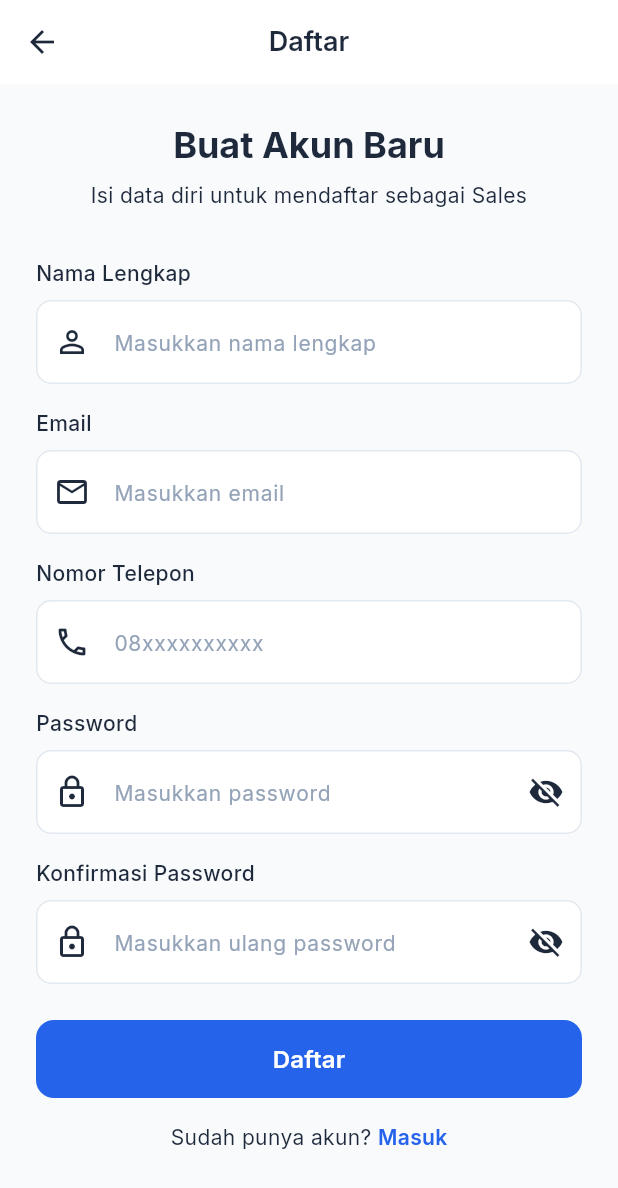
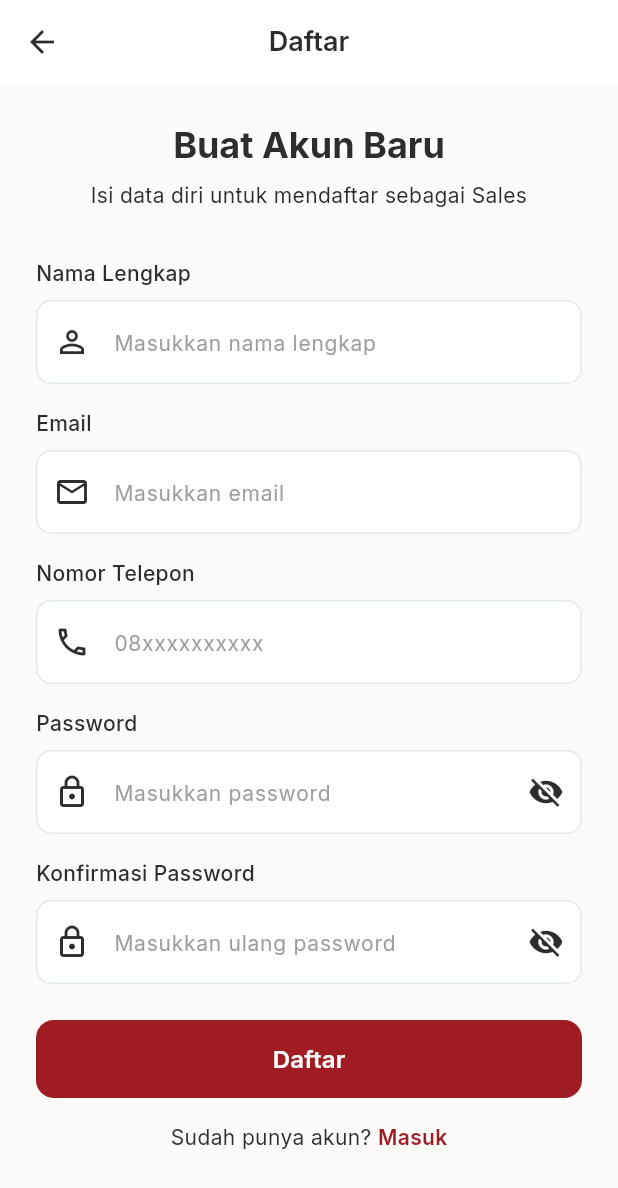
Before and after one commit to prassaaa/rokok_gs, a Flutter app: the screen it shows after launch, after a tap on "Masuk", after a tap on "Daftar", on a phone screen of 412 x 824 dp. Shown: the top 1188 px of the screen. Run offline on Flutter 3.47's test engine with Material 3 defaults, Android fonts, the phone set to English and light mode, and no system bars; our stand-ins replace connectivity_plus, dartz, dio, equatable, flutter_bloc, flutter_secure_storage and 6 more; network calls fail.

Commit message:
feat: change the color app to match the logo and also add a logo

```diff
--- a/lib/core/theme/app_colors.dart
+++ b/lib/core/theme/app_colors.dart
@@ -1,71 +1,74 @@
 import 'package:flutter/material.dart';
 
-/// Application color constants
+/// Application color constants - Gunung Sari Brand Identity
 class AppColors {
   AppColors._();
 
-  // ==================== Primary Colors ====================
-  static const Color primary = Color(0xFF2563EB); // Blue 600
-  static const Color primaryLight = Color(0xFF3B82F6); // Blue 500
-  static const Color primaryDark = Color(0xFF1D4ED8); // Blue 700
-  static const Color primarySurface = Color(0xFFDBEAFE); // Blue 100
+  // ==================== Primary Colors (Maroon/Deep Red) ====================
+  // Diambil dari warna latar belakang lingkaran logo
+  static const Color primary = Color(0xFF9E1C22);
+  static const Color primaryLight = Color(0xFFC64448);
+  static const Color primaryDark = Color(0xFF6B0000);
+  static const Color primarySurface = Color(0xFFFDECEA);
 
-  // ==================== Secondary Colors ====================
-  static const Color secondary = Color(0xFF10B981); // Emerald 500
-  static const Color secondaryLight = Color(0xFF34D399); // Emerald 400
-  static const Color secondaryDark = Color(0xFF059669); // Emerald 600
+  // ==================== Secondary Colors (Tobacco Gold / Leaf) ====================
+  // Diambil dari warna daun tembakau dan aksen "ALAMI"
+  static const Color secondary = Color(0xFFB68D40);
+  static const Color secondaryLight = Color(0xFFD4A76A);
+  static const Color secondaryDark = Color(0xFF7D5A1A);
 
-  // ==================== Accent Colors ====================
-  static const Color accent = Color(0xFFF59E0B); // Amber 500
-  static const Color accentLight = Color(0xFFFBBF24); // Amber 400
-  static const Color accentDark = Color(0xFFD97706); // Amber 600
+  // ==================== Accent Colors (Dark Contrast) ====================
+  // Diambil dari elemen kotak hitam "GS"
+  static const Color accent = Color(0xFF1A1A1A);
+  static const Color accentLight = Color(0xFF424242);
+  static const Color accentDark = Color(0xFF000000);
 
   // ==================== Neutral Colors ====================
   static const Color white = Color(0xFFFFFFFF);
   static const Color black = Color(0xFF000000);
-  static const Color background = Color(0xFFF8FAFC); // Slate 50
+  static const Color background = Color(0xFFFDFBFA);
   static const Color surface = Color(0xFFFFFFFF);
   static const Color card = Color(0xFFFFFFFF);
 
   // ==================== Text Colors ====================
-  static const Color textPrimary = Color(0xFF1E293B); // Slate 800
-  static const Color textSecondary = Color(0xFF64748B); // Slate 500
-  static const Color textTertiary = Color(0xFF94A3B8); // Slate 400
-  static const Color textDisabled = Color(0xFFCBD5E1); // Slate 300
+  static const Color textPrimary = Color(0xFF2D2D2D);
+  static const Color textSecondary = Color(0xFF6A6A6A);
+  static const Color textTertiary = Color(0xFF9E9E9E);
+  static const Color textDisabled = Color(0xFFCBD5E1);
   static const Color textOnPrimary = Color(0xFFFFFFFF);
 
   // ==================== Border Colors ====================
-  static const Color border = Color(0xFFE2E8F0); // Slate 200
-  static const Color borderLight = Color(0xFFF1F5F9); // Slate 100
-  static const Color borderDark = Color(0xFFCBD5E1); // Slate 300
-  static const Color divider = Color(0xFFE2E8F0); // Slate 200
+  static const Color border = Color(0xFFE2E8F0);
+  static const Color borderLight = Color(0xFFF1F5F9);
+  static const Color borderDark = Color(0xFFCBD5E1);
+  static const Color divider = Color(0xFFE2E8F0);
 
   // ==================== Status Colors ====================
-  static const Color success = Color(0xFF22C55E); // Green 500
-  static const Color successLight = Color(0xFFDCFCE7); // Green 100
-  static const Color successDark = Color(0xFF16A34A); // Green 600
+  static const Color success = Color(0xFF22C55E);
+  static const Color successLight = Color(0xFFDCFCE7);
+  static const Color successDark = Color(0xFF16A34A);
 
-  static const Color warning = Color(0xFFF59E0B); // Amber 500
-  static const Color warningLight = Color(0xFFFEF3C7); // Amber 100
-  static const Color warningDark = Color(0xFFD97706); // Amber 600
+  static const Color warning = Color(0xFFF59E0B);
+  static const Color warningLight = Color(0xFFFEF3C7);
+  static const Color warningDark = Color(0xFFD97706);
 
-  static const Color error = Color(0xFFEF4444); // Red 500
-  static const Color errorLight = Color(0xFFFEE2E2); // Red 100
-  static const Color errorDark = Color(0xFFDC2626); // Red 600
+  static const Color error = Color(0xFFEF4444);
+  static const Color errorLight = Color(0xFFFEE2E2);
+  static const Color errorDark = Color(0xFFDC2626);
 
-  static const Color info = Color(0xFF3B82F6); // Blue 500
-  static const Color infoLight = Color(0xFFDBEAFE); // Blue 100
-  static const Color infoDark = Color(0xFF2563EB); // Blue 600
+  static const Color info = Color(0xFF3B82F6);
+  static const Color infoLight = Color(0xFFDBEAFE);
+  static const Color infoDark = Color(0xFF2563EB);
 
   // ==================== Commission Status Colors ====================
-  static const Color pending = Color(0xFFF59E0B); // Amber
-  static const Color approved = Color(0xFF3B82F6); // Blue
-  static const Color paid = Color(0xFF22C55E); // Green
+  static const Color pending = Color(0xFFF59E0B);
+  static const Color approved = Color(0xFF3B82F6);
+  static const Color paid = Color(0xFF22C55E);
 
   // ==================== Stock Colors ====================
-  static const Color stockLow = Color(0xFFEF4444); // Red
-  static const Color stockNormal = Color(0xFF22C55E); // Green
-  static const Color stockWarning = Color(0xFFF59E0B); // Amber
+  static const Color stockLow = Color(0xFFEF4444);
+  static const Color stockNormal = Color(0xFF22C55E);
+  static const Color stockWarning = Color(0xFFF59E0B);
 
   // ==================== Shimmer Colors ====================
   static const Color shimmerBase = Color(0xFFE2E8F0);
--- a/lib/presentation/pages/auth/login_page.dart
+++ b/lib/presentation/pages/auth/login_page.dart
@@ -2,6 +2,7 @@ import 'package:flutter/material.dart';
 import 'package:flutter_bloc/flutter_bloc.dart';
 import 'package:go_router/go_router.dart';
 
+import '../../../core/constants/asset_constants.dart';
 import '../../../core/theme/app_colors.dart';
 import '../../../core/utils/validators.dart';
 import '../../bloc/auth/auth_bloc.dart';
@@ -105,19 +106,12 @@ class _LoginPageState extends State<LoginPage> {
   Widget _buildHeader(ThemeData theme) {
     return Column(
       children: [
-        // App Icon
-        Container(
-          width: 80,
-          height: 80,
-          decoration: BoxDecoration(
-            color: theme.colorScheme.primary,
-            borderRadius: BorderRadius.circular(20),
-          ),
-          child: const Icon(
-            Icons.store,
-            size: 48,
-            color: Colors.white,
-          ),
+        // App Logo
+        Image.asset(
+          AssetConstants.logo,
+          width: 100,
+          height: 100,
+          fit: BoxFit.contain,
         ),
         const SizedBox(height: 24),
         Text(
--- a/lib/presentation/pages/splash/splash_page.dart
+++ b/lib/presentation/pages/splash/splash_page.dart
@@ -2,6 +2,7 @@ import 'package:flutter/material.dart';
 import 'package:flutter_bloc/flutter_bloc.dart';
 import 'package:go_router/go_router.dart';
 
+import '../../../core/constants/asset_constants.dart';
 import '../../../core/theme/app_colors.dart';
 import '../../bloc/auth/auth_bloc.dart';
 import '../../bloc/auth/auth_event.dart';
@@ -100,25 +101,11 @@ class _SplashPageState extends State<SplashPage>
                 },
                 child: Column(
                   children: [
-                    Container(
+                    Image.asset(
+                      AssetConstants.logo,
                       width: 120,
                       height: 120,
-                      decoration: BoxDecoration(
-                        color: Colors.white,
-                        borderRadius: BorderRadius.circular(30),
-                        boxShadow: [
-                          BoxShadow(
-                            color: Colors.black.withValues(alpha: 0.2),
-                            blurRadius: 20,
-                            offset: const Offset(0, 10),
-                          ),
-                        ],
-                      ),
-                      child: Icon(
-                        Icons.store,
-                        size: 60,
-                        color: theme.colorScheme.primary,
-                      ),
+                      fit: BoxFit.contain,
                     ),
                     const SizedBox(height: 24),
                     Text(
--- a/pubspec.yaml
+++ b/pubspec.yaml
@@ -101,9 +101,8 @@ flutter:
   uses-material-design: true
 
   # To add assets to your application, add an assets section, like this:
-  # assets:
-  #   - images/a_dot_burr.jpeg
-  #   - images/a_dot_ham.jpeg
+  assets:
+    - assets/images/
 
   # An image asset can refer to one or more resolution-specific "variants", see
   # https://flutter.dev/to/resolution-aware-images
```
Also changed, not shown: assets/images/logo.png (added).
